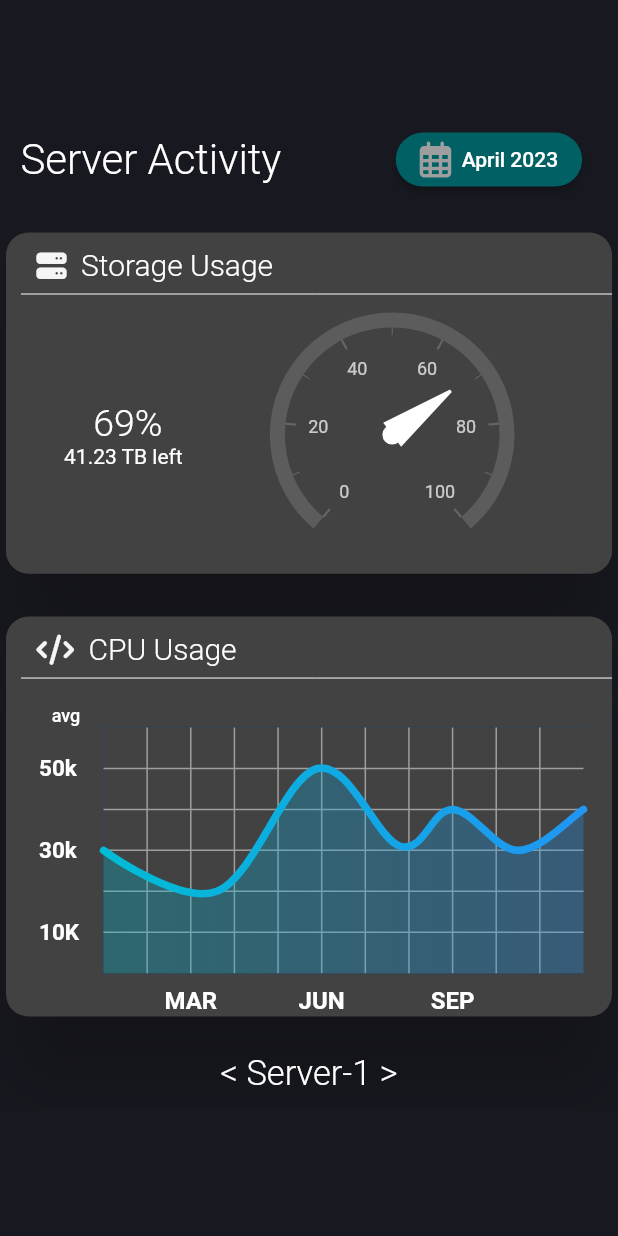
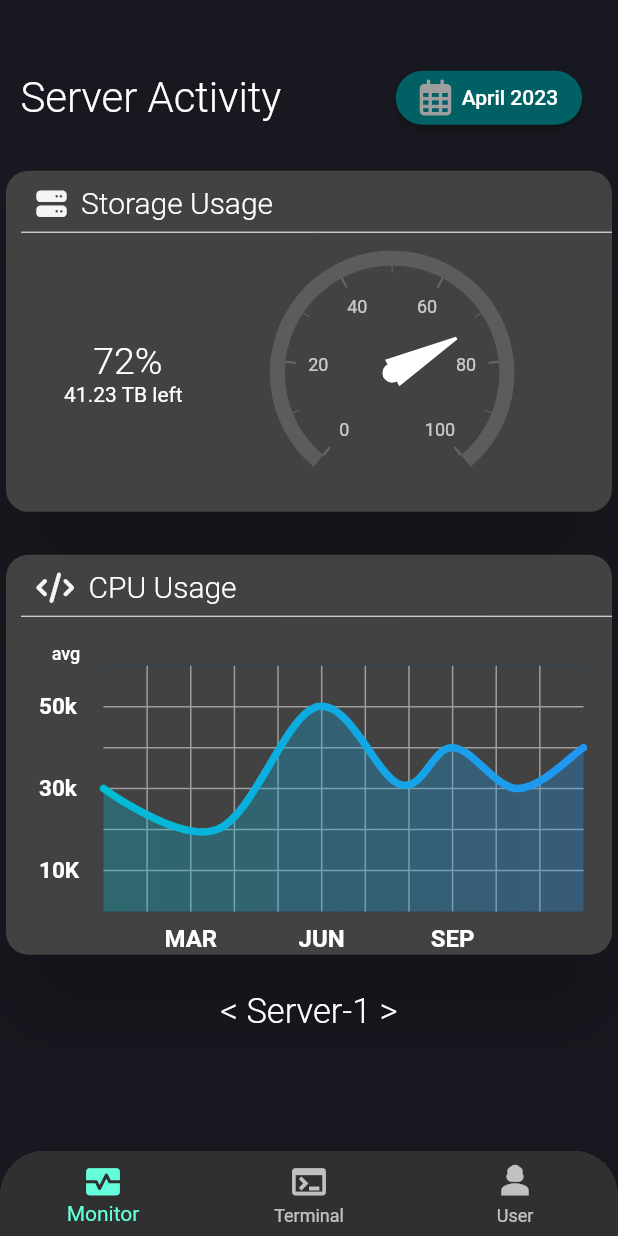
Before and after one commit to UdBe/Server-Monitoring-Tool, a Flutter app: the Dashboard screen opened directly, on a phone screen of 412 x 824 dp. Run offline on Flutter 3.47's test engine with Material 2 defaults, Android fonts, the phone set to English and light mode, and no system bars; drawn by our look-alikes of fl_chart, syncfusion_flutter_gauges; our stand-ins replace flutter_svg, font_awesome_flutter; missing offline and left inert: dart:ffi.

Commit message:
Added API Calls, Bottom Navigation Drawer

```diff
--- a/lib/dashboard/dashboard_main.dart
+++ b/lib/dashboard/dashboard_main.dart
@@ -18,14 +18,16 @@ class Dashboard extends StatelessWidget {
         body: SafeArea(
           child: Column(children: [
             SizedBox(
-            height: MediaQuery.of(context).size.height / 10,
+              height: MediaQuery.of(context).size.height / 20,
             ),
             Row(
               children: [
                 Text("  Server ",
-                  style: TextStyle(fontSize: 28, fontWeight: FontWeight.w300)),
+                    style:
+                        TextStyle(fontSize: 28, fontWeight: FontWeight.w300)),
                 Text("Activity",
-                  style: TextStyle(fontSize: 28, fontWeight: FontWeight.w300)),
+                    style:
+                        TextStyle(fontSize: 28, fontWeight: FontWeight.w300)),
                 SizedBox(
                   width: MediaQuery.of(context).size.width / 5.4,
                 ),
@@ -70,8 +72,8 @@ class Dashboard extends StatelessWidget {
                       ),
                       Text(
                         "< Server-1 >",
-                      style:
-                          TextStyle(fontSize: 23, fontWeight: FontWeight.w300),
+                        style: TextStyle(
+                            fontSize: 23, fontWeight: FontWeight.w300),
                       )
                     ],
                   ),
@@ -87,8 +89,8 @@ class Dashboard extends StatelessWidget {
                       ),
                       Text(
                         "< Server-2 >",
-                      style:
-                          TextStyle(fontSize: 23, fontWeight: FontWeight.w300),
+                        style: TextStyle(
+                            fontSize: 23, fontWeight: FontWeight.w300),
                       )
                     ],
                   ),
@@ -97,6 +99,40 @@ class Dashboard extends StatelessWidget {
             ),
           ]),
         ),
-    );
+        bottomNavigationBar: Container(
+          clipBehavior:
+              Clip.hardEdge, //or better look(and cost) using Clip.antiAlias,
+          decoration: BoxDecoration(
+            borderRadius: BorderRadius.only(
+              topRight: Radius.circular(30),
+              topLeft: Radius.circular(30),
+            ),
+          ),
+          child: BottomNavigationBar(
+            items: const <BottomNavigationBarItem>[
+              BottomNavigationBarItem(
+                icon: Icon(
+                  Icons.monitor_heart_rounded,
+                  size: 27,
+                ),
+                label: 'Monitor',
+              ),
+              BottomNavigationBarItem(
+                icon: Icon(
+                  Icons.terminal,
+                  size: 27,
+                ),
+                label: 'Terminal',
+              ),
+              BottomNavigationBarItem(
+                icon: Icon(
+                  Icons.person_3,
+                  size: 27,
+                ),
+                label: 'User',
+              ),
+            ],
+          ),
+        ));
   }
 }
--- a/lib/dashboard/firstrow.dart
+++ b/lib/dashboard/firstrow.dart
@@ -55,7 +55,7 @@ class _FirstRowState extends State<FirstRow> {
                       Column(
                         children: [
                           Text(
-                            " 69%        ",
+                            " 72%        ",
                             textAlign: TextAlign.center,
                             style: TextStyle(
                                 fontSize: 25, fontWeight: FontWeight.w300),
@@ -76,7 +76,7 @@ class _FirstRowState extends State<FirstRow> {
                               maximum: 100,
                               pointers: [
                                 NeedlePointer(
-                                  value: 69,
+                                  value: 72,
                                 )
                               ],
                             ),
--- a/pubspec.yaml
+++ b/pubspec.yaml
@@ -58,6 +58,7 @@ dev_dependencies:
 
 # The following section is specific to Flutter packages.
 flutter:
+  uses-material-design: true
   assets:
     - assets/
     - assets/images/
@@ -69,7 +70,6 @@ flutter:
   # The following line ensures that the Material Icons font is
   # included with your application, so that you can use the icons in
   # the material Icons class.
-  # uses-material-design: true
 
   # To add assets to your application, add an assets section, like this:
   #   - images/a_dot_ham.jpeF
```
Also changed, not shown: lib/API/ramData.dart (added, +22 -0 lines), lib/API/request.dart (added, +27 -0 lines), lib/widgets/gradient_button.dart (+23 -3 lines), lib/API/testingOutput.dart (added). Lines whose indentation alone changed are shown as unchanged.
